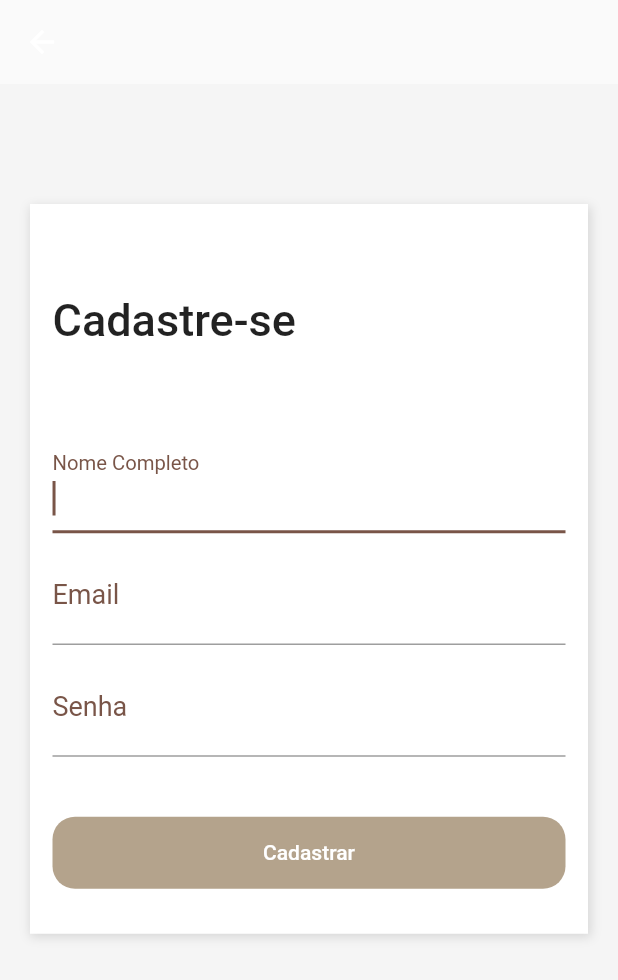
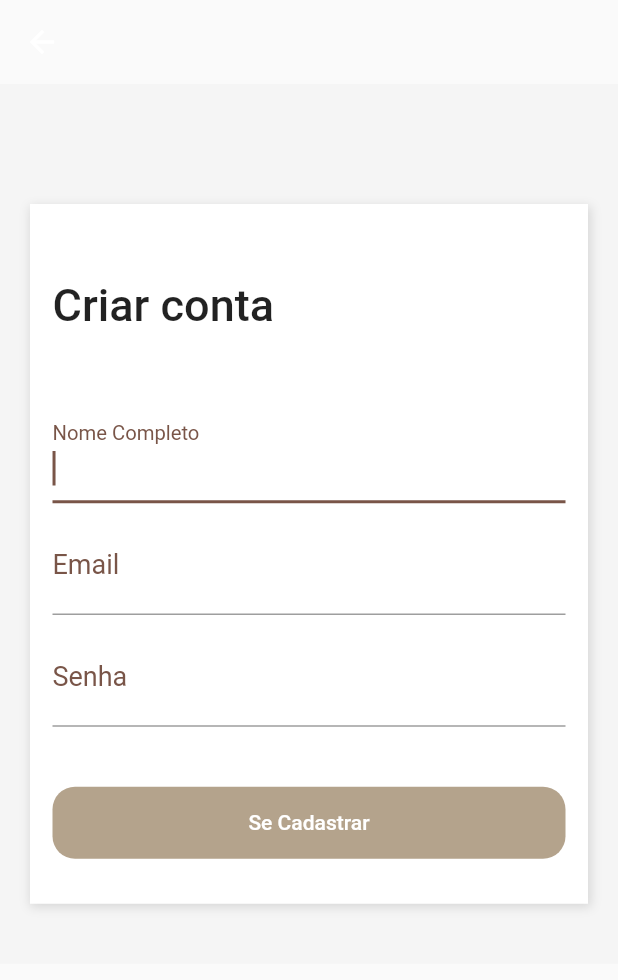
Before and after one commit to cauecbb/Ebook-Store-App, a Flutter app: the SignupPage screen opened directly, on a phone screen of 412 x 824 dp. Shown: the top 980 px of the screen. Run offline on Flutter 3.47's test engine with Material 2 defaults, Android fonts, the phone set to English and light mode, and no system bars.

Commit message:
Muda nomes de alguns itens

```diff
--- a/lib/pages/login_page.dart
+++ b/lib/pages/login_page.dart
@@ -58,13 +58,13 @@ class _LoginPageState extends State<LoginPage> {
                             Column(
                               children: const <Widget>[
                                 Text(
-                                  "Bem-Vindo(a),",
+                                  "Faça seu login",
                                   style: TextStyle(
                                     fontSize: 30,
                                     fontWeight: FontWeight.w500,
                                   ),
                                 ),
-                                Text("Acesse sua conta para continuar"),
+                                Text("ou crie uma conta para continuar"),
                               ],
                             ),
                             TextButton(
@@ -76,7 +76,7 @@ class _LoginPageState extends State<LoginPage> {
                                   ),
                                 );
                               },
-                              child: const Text("Cadastre-se"),
+                              child: const Text("Criar conta"),
                             ),
                           ],
                         ),
--- a/lib/pages/signup_page.dart
+++ b/lib/pages/signup_page.dart
@@ -38,20 +38,20 @@ class SignupPage extends StatelessWidget {
                   padding: const EdgeInsets.only(
                     left: 15,
                     right: 15,
-                    top: 60,
+                    top: 50,
                   ),
                   child: Column(
                     crossAxisAlignment: CrossAxisAlignment.stretch,
                     children: <Widget>[
                       const Text(
-                        "Cadastre-se",
+                        "Criar conta",
                         style: TextStyle(
                           fontSize: 30,
                           fontWeight: FontWeight.w500,
                         ),
                       ),
                       const SizedBox(
-                        height: 60,
+                        height: 50,
                       ),
                       TextFormField(
                         autofocus: true,
@@ -119,7 +119,7 @@ class SignupPage extends StatelessWidget {
                         child: const TextButton(
                           onPressed: null,
                           child: Text(
-                            "Cadastrar",
+                            "Se Cadastrar",
                             style: TextStyle(color: Colors.white),
                           ),
                         ),
```
